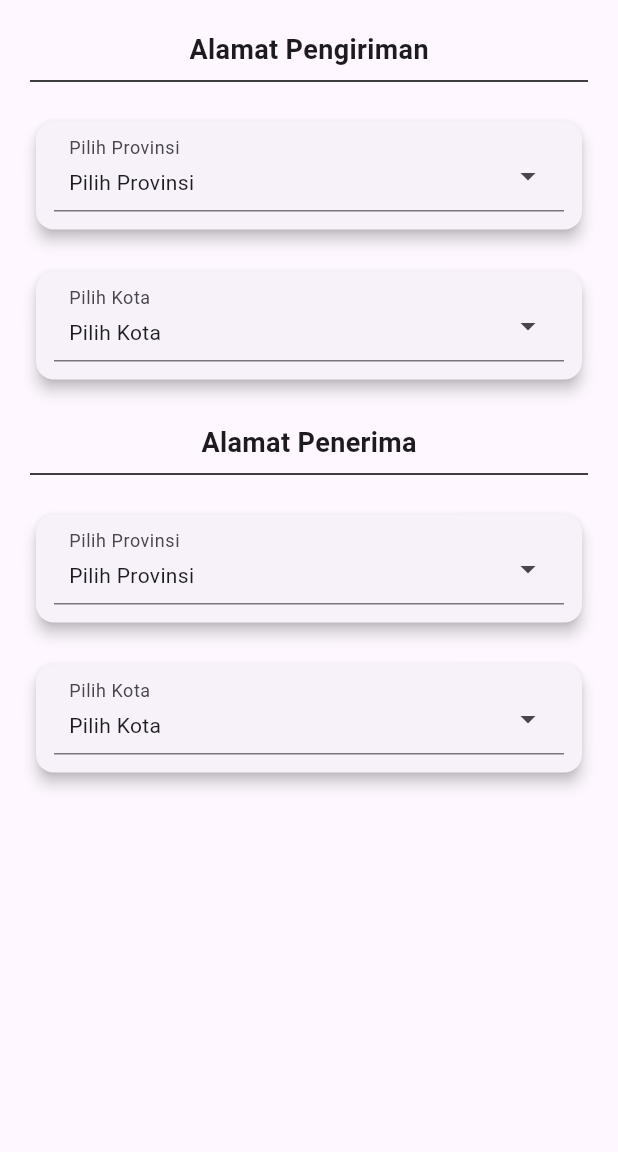
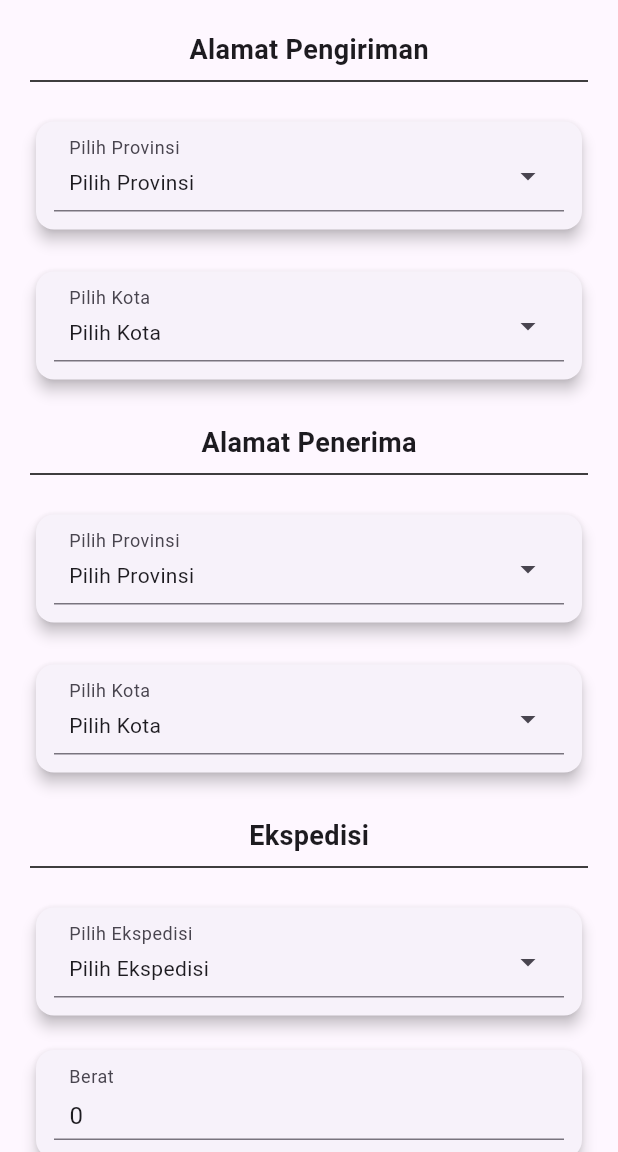
Before and after one commit to vandyahmad24/flutter-cek-ongkir, a Flutter app: the screen it shows after launch, on a phone screen of 412 x 824 dp, the part 84-1236 px from its top. Run offline on Flutter 3.47's test engine with Material 3 defaults, Android fonts, the phone set to English and light mode, and no system bars; drawn by our look-alikes of dropdown_search; our stand-ins replace dio, flutter_dotenv, get.

Commit message:
add ongkir data

```diff
--- a/lib/app/modules/home/views/home_view.dart
+++ b/lib/app/modules/home/views/home_view.dart
@@ -264,6 +264,87 @@ class HomeView extends GetView<HomeController> {
               ),
             ),
           ),
+          SizedBox(height: 25),
+          Center(
+            child: Text(
+              "Ekspedisi",
+              style: TextStyle(fontSize: 18, fontWeight: FontWeight.bold),
+            ),
+          ),
+          Divider(color: Colors.black, thickness: 1),
+          SizedBox(height: 15),
+          Card(
+            elevation: 4,
+            child: Padding(
+              padding: EdgeInsets.all(12),
+              child: DropdownSearch<Map<String, dynamic>>(
+                items: [
+                  {
+                    "code": "jne",
+                    "name": "JNE",
+                  },
+                  {
+                    "code": "tiki",
+                    "name": "TIKI",
+                  },
+                  {"code": "pos", "name": "Pos Indonesia"}
+                ],
+                popupProps: PopupProps.menu(
+                  showSearchBox: true,
+                  itemBuilder: (context, item, isSelected) {
+                    return ListTile(
+                      title: Text(item["name"] ?? ""),
+                      contentPadding: EdgeInsets.symmetric(horizontal: 10),
+                    );
+                  },
+                ),
+                dropdownBuilder: (context, item) =>
+                    Text(item?["name"] ?? "Pilih Ekspedisi"),
+                dropdownDecoratorProps: DropDownDecoratorProps(
+                  dropdownSearchDecoration: InputDecoration(
+                    contentPadding: EdgeInsets.symmetric(horizontal: 10),
+                    labelText: "Pilih Ekspedisi",
+                    hintText: "Silahkan Pilih Eskpedisi",
+                  ),
+                ),
+                onChanged: (value) =>
+                    controller.eskpedisi.value = value?["code"] ?? "",
+              ),
+            ),
+          ),
+          SizedBox(height: 15),
+          Card(
+            elevation: 4,
+            child: Padding(
+              padding: EdgeInsets.all(12),
+              child: TextField(
+                controller: controller.beratC,
+                keyboardType: TextInputType.number,
+                decoration: InputDecoration(
+                  contentPadding: EdgeInsets.symmetric(horizontal: 10),
+                  labelText: "Berat",
+                  hintText: "Silahkan Input Berat",
+              )
+              ),
+            ),
+          ),
+          SizedBox(height: 25),
+          Obx(() => FloatingActionButton(
+                onPressed: () {
+                  if (controller.isLoading.isFalse) {
+                    controller.cekOngkir();
+                  }
+                },
+                child: controller.isLoading.isFalse
+                    ? Row(
+                        mainAxisAlignment: MainAxisAlignment.center,
+                        children: [
+                          Icon(Icons.search),
+                          Text("Cek Ongkir"),
+                        ],
+                      )
+                    : CircularProgressIndicator(),
+              )),
         ],
       ),
     );
```
Also changed, not shown: lib/app/modules/home/controllers/home_controller.dart (+59 -4 lines).
